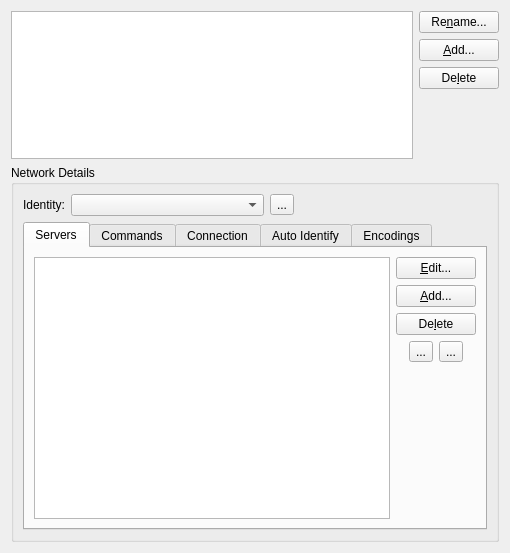
quassel/quassel, file src/qtui/settingspages/networkssettingspage.ui: the form before one commit.
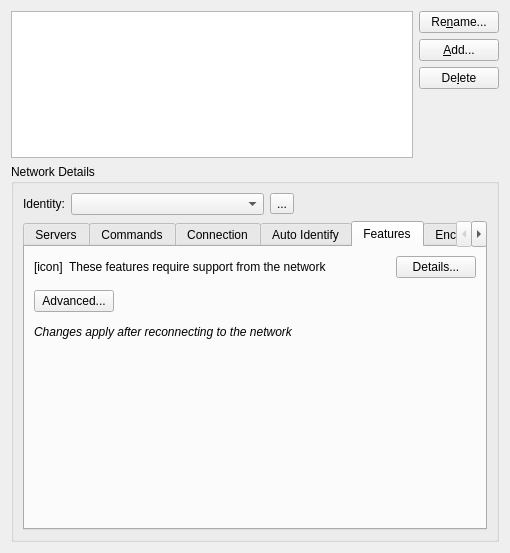
The form after the commit. The open tabs and pages were chosen to show the change. Icons and pictures are not drawn.

Commit message: settings: Add Features tab to Network for skipCaps

```diff
--- a/src/qtui/settingspages/networkssettingspage.ui
+++ b/src/qtui/settingspages/networkssettingspage.ui
@@ -881,14 +881,137 @@
           </item>
          </layout>
         </widget>
-        <widget class="QWidget" name="advancedTab">
+        <widget class="QWidget" name="featuresTab">
+         <attribute name="title">
+          <string>Features</string>
+         </attribute>
+         <attribute name="toolTip">
+          <string>Configure the modern IRC messaging features Quassel supports</string>
+         </attribute>
+         <layout class="QVBoxLayout" name="verticalLayout_14">
+          <item>
+           <widget class="QWidget" name="enableCapsStatusWidget" native="true">
+            <layout class="QHBoxLayout" name="horizontalLayout_8">
+             <property name="leftMargin">
+              <number>0</number>
+             </property>
+             <property name="topMargin">
+              <number>0</number>
+             </property>
+             <property name="rightMargin">
+              <number>0</number>
+             </property>
+             <property name="bottomMargin">
+              <number>0</number>
+             </property>
+             <item>
+              <widget class="QLabel" name="enableCapsStatusIcon">
+               <property name="text">
+                <string notr="true">[icon]</string>
+               </property>
+              </widget>
+             </item>
+             <item>
+              <widget class="QLabel" name="enableCapsStatusLabel">
+               <property name="sizePolicy">
+                <sizepolicy hsizetype="Expanding" vsizetype="Preferred">
+                 <horstretch>0</horstretch>
+                 <verstretch>0</verstretch>
+                </sizepolicy>
+               </property>
+               <property name="text">
+                <string>These features require support from the network</string>
+               </property>
+               <property name="wordWrap">
+                <bool>true</bool>
+               </property>
+              </widget>
+             </item>
+             <item>
+              <widget class="QPushButton" name="enableCapsStatusDetails">
+               <property name="text">
+                <string>Details...</string>
+               </property>
+              </widget>
+             </item>
+            </layout>
+           </widget>
+          </item>
+          <item>
+           <widget class="QWidget" name="enableCapsConfigWidget" native="true">
+            <layout class="QVBoxLayout" name="verticalLayout_6">
+             <property name="leftMargin">
+              <number>0</number>
+             </property>
+             <property name="topMargin">
+              <number>0</number>
+             </property>
+             <property name="rightMargin">
+              <number>0</number>
+             </property>
+             <property name="bottomMargin">
+              <number>0</number>
+             </property>
+             <item>
+              <layout class="QHBoxLayout" name="horizontalLayout_9">
+               <item>
+                <widget class="QPushButton" name="enableCapsAdvanced">
+                 <property name="toolTip">
+                  <string>Configure which IRC capabilities Quassel will ignore during negotiation</string>
+                 </property>
+                 <property name="text">
+                  <string>Advanced...</string>
+                 </property>
+                </widget>
+               </item>
+               <item>
+                <spacer name="horizontalSpacer_6">
+                 <property name="orientation">
+                  <enum>Qt::Horizontal</enum>
+                 </property>
+                 <property name="sizeHint" stdset="0">
+                  <size>
+                   <width>13</width>
+                   <height>35</height>
+                  </size>
+                 </property>
+                </spacer>
+               </item>
+              </layout>
+             </item>
+             <item>
+              <widget class="QLabel" name="enableCapsReconnectNotice">
+               <property name="text">
+                <string>&lt;i&gt;Changes apply after reconnecting to the network&lt;/i&gt;</string>
+               </property>
+              </widget>
+             </item>
+            </layout>
+           </widget>
+          </item>
+          <item>
+           <spacer name="verticalSpacer_5">
+            <property name="orientation">
+             <enum>Qt::Vertical</enum>
+            </property>
+            <property name="sizeHint" stdset="0">
+             <size>
+              <width>20</width>
+              <height>178</height>
+             </size>
+            </property>
+           </spacer>
+          </item>
+         </layout>
+        </widget>
+        <widget class="QWidget" name="encodingsTab">
          <attribute name="title">
           <string>Encodings</string>
          </attribute>
          <attribute name="toolTip">
           <string>Configure advanced settings such as message encodings and automatic reconnect</string>
          </attribute>
-         <layout class="QVBoxLayout" name="verticalLayout_6">
+         <layout class="QVBoxLayout" name="verticalLayout_13">
           <item>
            <widget class="QGroupBox" name="useCustomEncodings">
             <property name="enabled">
```
Left out of the diff: 10 changed lines with no effect on the pictures. The commit also changes 4 other files.
